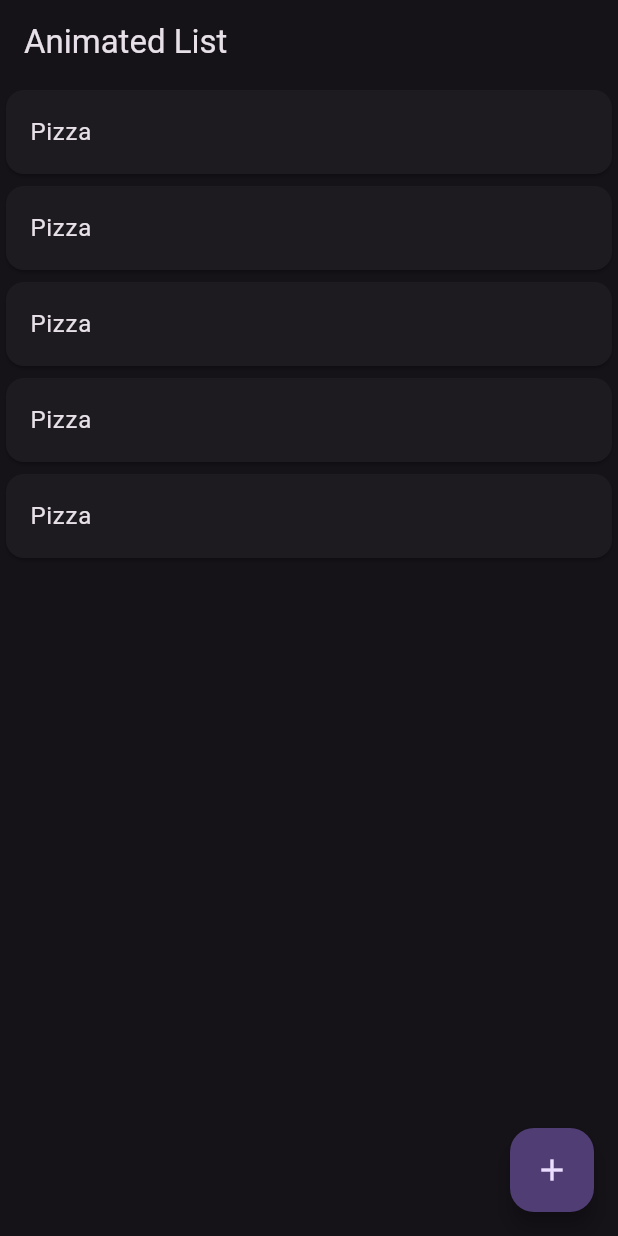
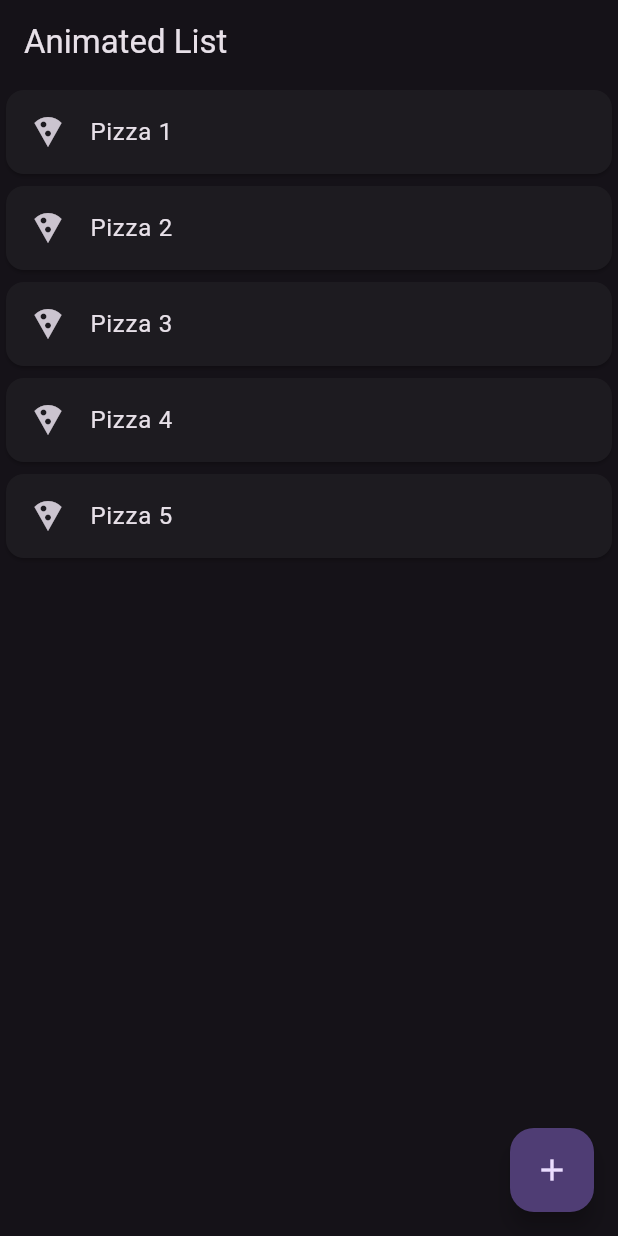
Before and after one commit to zenoplex/flutter-sandbox, a Flutter app: the screen it shows after launch, on a phone screen of 412 x 824 dp. Run offline on Flutter 3.47's test engine with Material 3 defaults, Android fonts, the phone set to English and light mode, and no system bars; our stand-ins replace flutter_secure_storage, geolocator, google_fonts, google_maps_flutter, location, shared_preferences; missing offline and left inert: flutter_config.

Commit message:
refactor: Add Icon and display pizza item

```diff
--- a/lib/views/fade_transition_list_demo.dart
+++ b/lib/views/fade_transition_list_demo.dart
@@ -43,7 +43,8 @@ class _FadeTransitionListDemoState extends State<FadeTransitionListDemo> {
       opacity: Tween(begin: 0.0, end: 1.0).animate(animation),
       child: Card(
         child: ListTile(
-          title: const Text('Pizza'),
+          leading: const Icon(Icons.local_pizza),
+          title: Text('Pizza $item'),
           onTap: () {
             final index = _items.indexOf(item);
             if (index != -1) {
```
